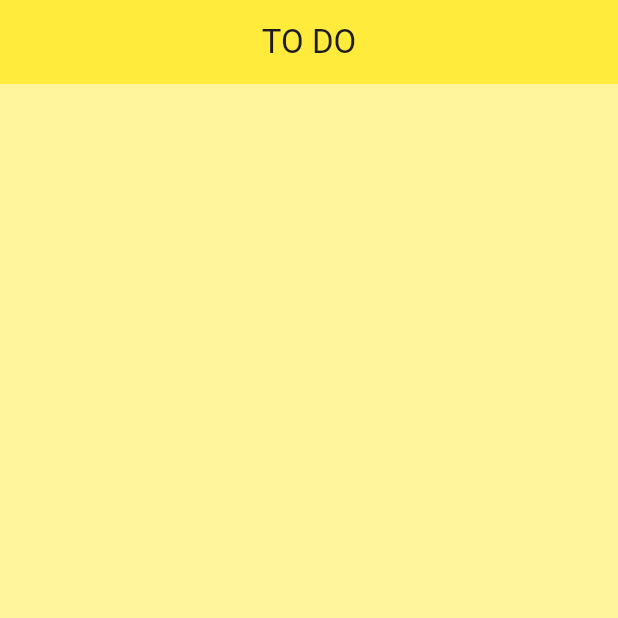
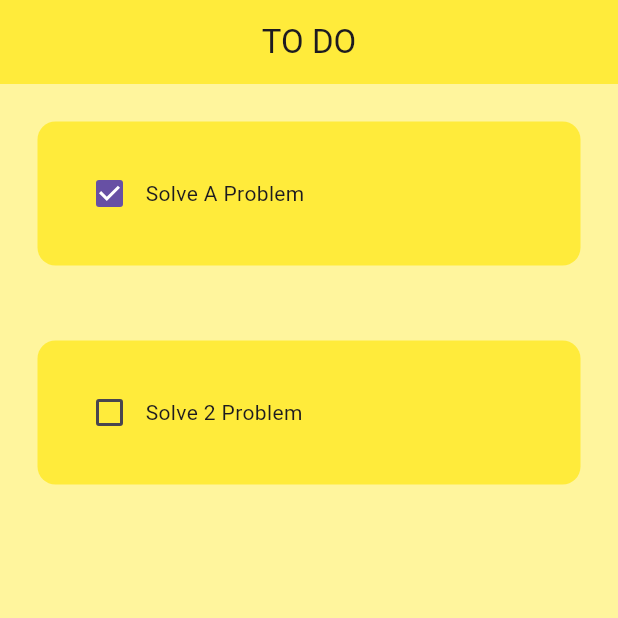
Before and after one commit to mh-rabbi/Todo-App, a Flutter app: the screen it shows after launch, on a phone screen of 412 x 824 dp, the top half of it. Run offline on Flutter 3.47's test engine with Material 3 defaults, Android fonts, the phone set to English and light mode, and no system bars.

Commit message:
Created To do tile without clickable

```diff
--- a/lib/pages/home_page.dart
+++ b/lib/pages/home_page.dart
@@ -18,7 +18,21 @@ class _HomePageState extends State<HomePage> {
         backgroundColor: Colors.yellow,
         elevation: 0,
       ),
-      body: ListView(children: [TodoTile()]),
+      body: ListView(
+        children: [
+          TodoTile(
+            taskName: "Solve A Problem",
+            isDone: true,
+            onChanged: (p0) {},
+          ),
+
+          TodoTile(
+            taskName: "Solve 2 Problem",
+            isDone: false,
+            onChanged: (p0) {},
+          ),
+        ],
+      ),
     );
   }
 }
--- a/lib/util/todo_tile.dart
+++ b/lib/util/todo_tile.dart
@@ -1,10 +1,37 @@
 import 'package:flutter/material.dart';
 
 class TodoTile extends StatelessWidget {
-  const TodoTile({super.key});
+  final String taskName;
+  final bool isDone;
+  Function(bool?)? onChanged;
+
+  TodoTile({
+    super.key,
+    required this.taskName,
+    required this.isDone,
+    required this.onChanged,
+  });
 
   @override
   Widget build(BuildContext context) {
-    return Container();
+    return Padding(
+      padding: const EdgeInsets.all(25.0),
+      child: Container(
+        padding: EdgeInsets.all(24),
+        child: Row(
+          children: [
+            //check box
+            Checkbox(value: isDone, onChanged: onChanged),
+
+            //task name
+            Text(taskName),
+          ],
+        ),
+        decoration: BoxDecoration(
+          color: Colors.yellow,
+          borderRadius: BorderRadius.circular(12),
+        ),
+      ),
+    );
   }
 }
```
